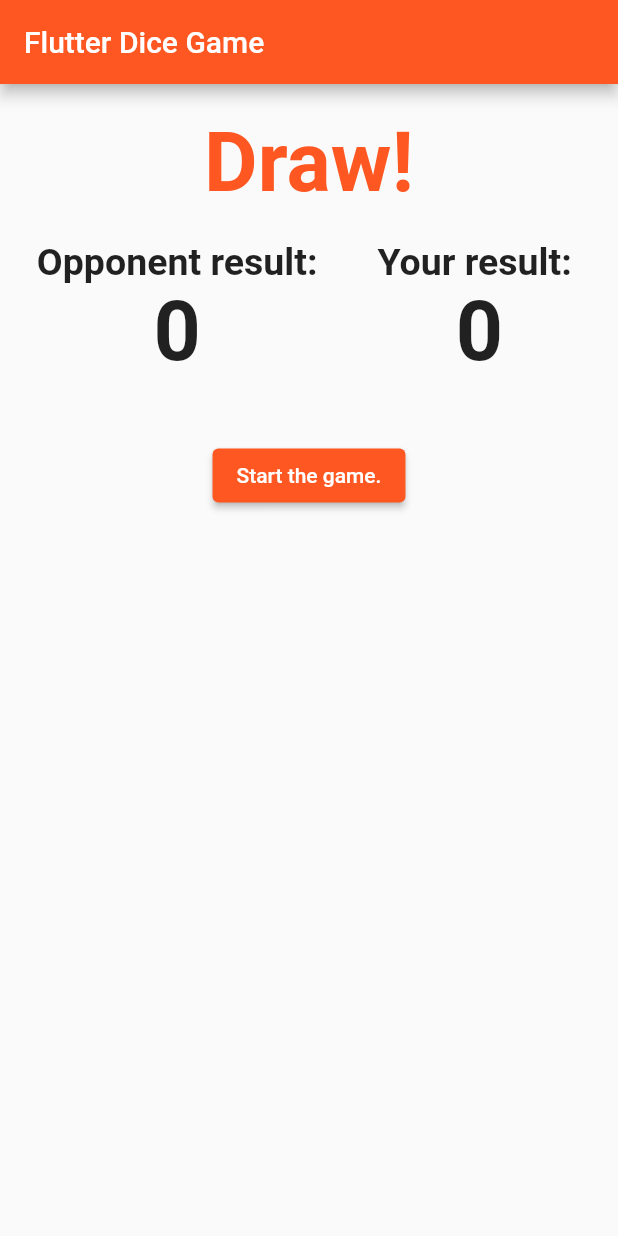
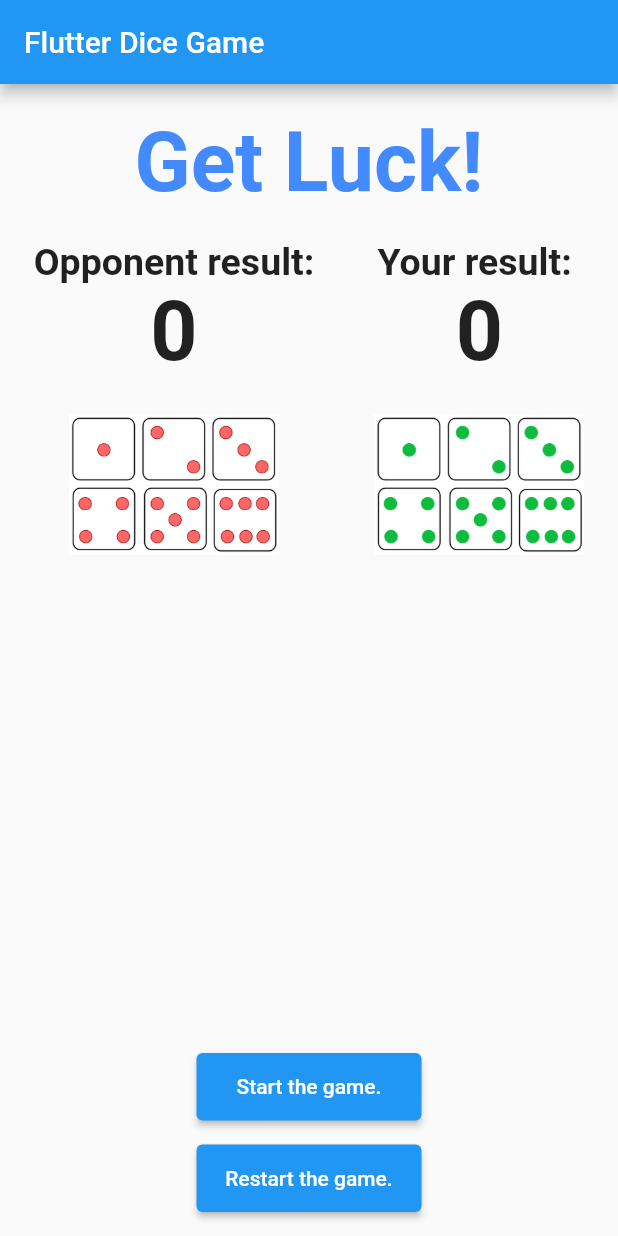
Before and after one commit to kondiq22/DiceGame, a Flutter app: the screen it shows after launch, on a phone screen of 412 x 824 dp. Run offline on Flutter 3.47's test engine with Material 2 defaults, Android fonts, the light colour scheme and no system bars.

Commit message:
after refactoring

```diff
--- /dev/null
+++ b/lib/dice.dart
@@ -0,0 +1,12 @@
+import 'package:flutter/material.dart';
+
+class Dice extends StatelessWidget {
+  const Dice({ Key? key }) : super(key: key);
+
+  @override
+  Widget build(BuildContext context) {
+    return Container(
+
+    );
+  }
+}
--- a/lib/main.dart
+++ b/lib/main.dart
@@ -13,7 +13,7 @@ class MyApp extends StatelessWidget {
     return MaterialApp(
       title: 'Dice Game',
       theme: ThemeData(
-        primarySwatch: Colors.deepOrange,
+        primarySwatch: Colors.blue,
       ),
       home: const MyHomePage(title: 'Flutter Dice Game'),
     );
@@ -51,8 +51,8 @@ class _MyHomePageState extends State<MyHomePage> {
       0: 'Draw!',
       1: 'You Won!',
       2: 'You Lost!',
+      3: 'Get Luck!',
     };
-    String text;
     if (_dice != 0) {
       if (_dice > _opponentDice) {
         _option = 1;
@@ -64,7 +64,7 @@ class _MyHomePageState extends State<MyHomePage> {
         }
       }
     } else {
-      text = 'Get Luck!';
+      _option = 3;
     }
     return Text(
       _textOptions[_option],
@@ -90,9 +90,33 @@ class _MyHomePageState extends State<MyHomePage> {
 
       default:
         {
-          return Colors.deepOrange;
+          return Colors.blueAccent;
         }
     }
+  }
+
+  dropDiceImage(String whoDice, int result) {
+    Map<String, List<String>> _diceImage = {
+      'bot': [
+        'images/b0.png',
+        'images/b1.png',
+        'images/b2.png',
+        'images/b3.png',
+        'images/b4.png',
+        'images/b5.png',
+        'images/b6.png',
+      ],
+      'user': [
+        'images/u0.png',
+        'images/u1.png',
+        'images/u2.png',
+        'images/u3.png',
+        'images/u4.png',
+        'images/u5.png',
+        'images/u6.png',
+      ],
+    };
+    return _diceImage[whoDice]![result];
   }
 
   @override
@@ -103,6 +127,9 @@ class _MyHomePageState extends State<MyHomePage> {
       ),
       body: Center(
         child: Column(
+          mainAxisAlignment: MainAxisAlignment.spaceBetween,
+          children: [
+            Column(
               children: [
                 const Padding(
                   padding: EdgeInsets.all(10),
@@ -119,13 +146,19 @@ class _MyHomePageState extends State<MyHomePage> {
                       children: <Widget>[
                         const Text(
                           'Opponent result:',
-                      style:
-                          TextStyle(fontWeight: FontWeight.bold, fontSize: 25),
+                          style: TextStyle(
+                              fontWeight: FontWeight.bold, fontSize: 25),
                         ),
                         Text(
                           '$_opponentDice',
                           style: const TextStyle(
                               fontWeight: FontWeight.bold, fontSize: 55),
+                        ),
+                        SizedBox(
+                          child:
+                              Image.asset(dropDiceImage('bot', _opponentDice)),
+                          width: 140,
+                          height: 140,
                         ),
                       ],
                     ),
@@ -137,8 +170,8 @@ class _MyHomePageState extends State<MyHomePage> {
                       children: <Widget>[
                         const Text(
                           'Your result: ',
-                      style:
-                          TextStyle(fontWeight: FontWeight.bold, fontSize: 25),
+                          style: TextStyle(
+                              fontWeight: FontWeight.bold, fontSize: 25),
                         ),
                         Text(
                           '$_dice',
@@ -146,17 +179,41 @@ class _MyHomePageState extends State<MyHomePage> {
                           style: const TextStyle(
                               fontWeight: FontWeight.bold, fontSize: 55),
                         ),
+                        SizedBox(
+                          child: Image.asset(dropDiceImage('user', _dice)),
+                          width: 140,
+                          height: 140,
+                        ),
                       ],
                     )
                   ],
                 ),
-            const Padding(
-              padding: EdgeInsets.all(20),
+              ],
             ),
-            ElevatedButton(
+            Column(
+              children: [
+                SizedBox(
+                  width: 150,
+                  height: 45,
+                  child: ElevatedButton(
                     onPressed: roundStart,
                     child: const Text('Start the game.'),
                   ),
+                ),
+                const Padding(padding: EdgeInsets.all(8)),
+                SizedBox(
+                  width: 150,
+                  height: 45,
+                  child: ElevatedButton(
+                    onPressed: roundStart, // to do
+                    child: const Text('Restart the game.'),
+                  ),
+                ),
+                const Padding(
+                  padding: EdgeInsets.all(8),
+                ),
+              ],
+            )
           ],
         ),
       ),
```
Also changed, not shown: pubspec.yaml (+15 -3 lines), images/b0.png (added), images/b1.png (added), images/b2.png (added), images/b3.png (added), images/b4.png (added), images/b5.png (added), images/b6.png (added), images/u0.png (added), images/u1.png (added), images/u2.png (added), images/u3.png (added), images/u4.png (added), images/u5.png (added), 1 more files. Lines whose indentation alone changed are shown as unchanged.
